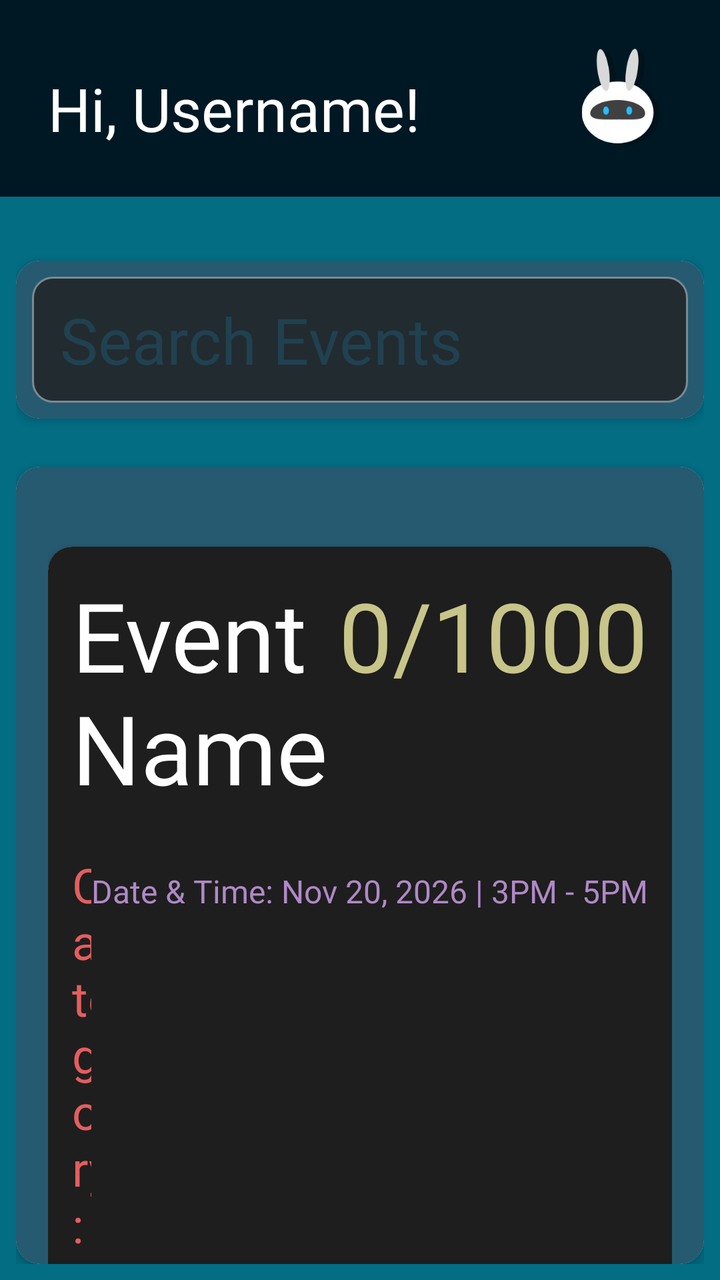
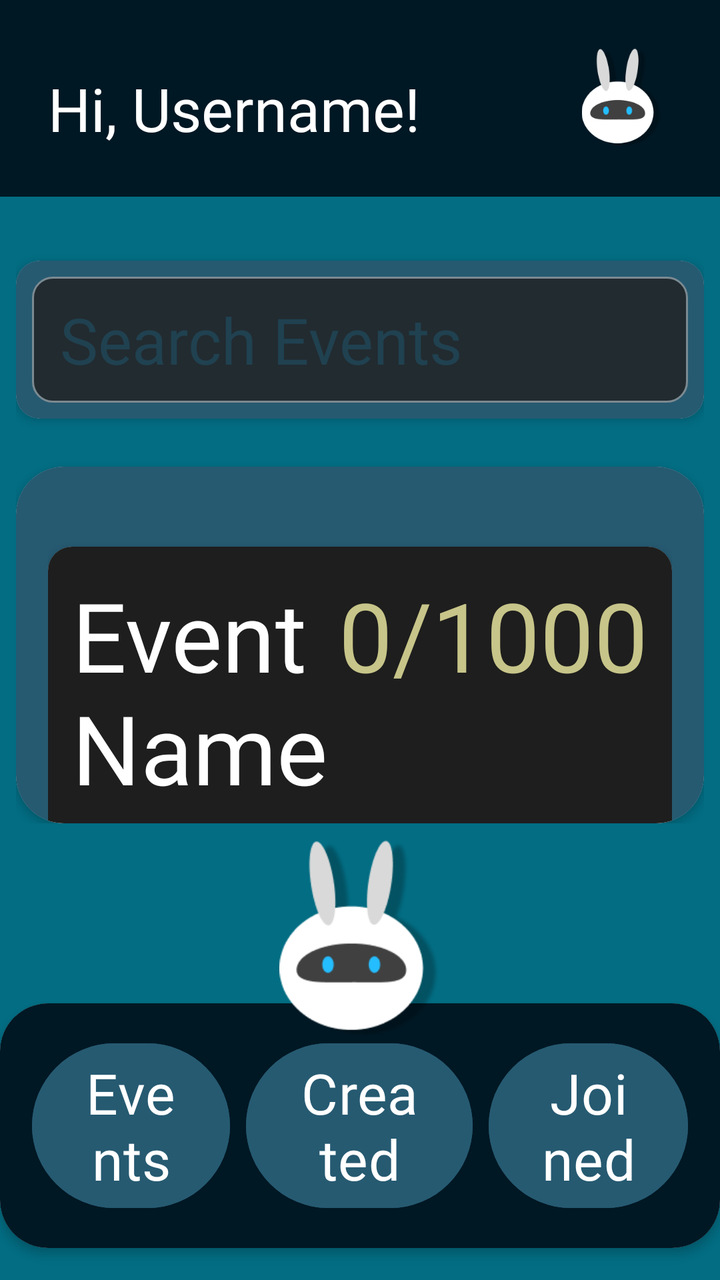

Screens rendered from an Android XML layout before and after an edit, with the pre-edit source and the edit as a unified diff.
<!-- AndroidManifest.xml: application theme Theme.AttendLY -->
<!-- res/layout/activity_main_page.xml -->
<?xml version="1.0" encoding="utf-8"?>
<LinearLayout xmlns:android="http://schemas.android.com/apk/res/android"
    xmlns:app="http://schemas.android.com/apk/res-auto"
    xmlns:tools="http://schemas.android.com/tools"
    android:layout_width="match_parent"
    android:layout_height="match_parent"
    android:background="#026D83"
    android:orientation="vertical"
    >


    <LinearLayout
        android:layout_width="match_parent"
        android:layout_height="wrap_content"
        android:background="#001824"
        android:padding="24dp"
        android:orientation="horizontal"
        >

        <TextView
            android:id="@+id/tvGreetings"
            android:layout_width="wrap_content"
            android:layout_height="wrap_content"
            android:text="Hi, Username!"

            android:textColor="#FFFFFF"
            android:textSize="30sp"
            android:fontFamily="@font/jersey10"
            android:layout_weight="1"
            android:layout_marginTop="10dp"
            >
        </TextView>

        <ImageView
            android:id="@+id/imageView"
            android:layout_width="50dp"
            android:layout_height="50dp"
            app:srcCompat="@drawable/attendly"
            android:clickable="true"
            android:focusable="true"
            />
    </LinearLayout>

    <LinearLayout
        android:layout_width="match_parent"
        android:layout_height="wrap_content"
        android:padding="8dp"
        android:orientation="vertical">

        <androidx.cardview.widget.CardView
            android:layout_width="match_parent"
            android:layout_height="wrap_content"
            app:cardCornerRadius="12dp"
            app:cardElevation="3dp"
            android:layout_marginTop="24dp"
            >


            <LinearLayout
                android:layout_width="match_parent"
                android:layout_height="match_parent"
                android:orientation="horizontal"
                android:background="#265A71"
                android:padding="8dp">

                <EditText
                    android:layout_width="match_parent"
                    android:layout_height="wrap_content"
                    android:background="@drawable/edittext_box"
                    android:fontFamily="@font/jersey10"

                    android:hint="Search Events"
                    android:textColorHint="#204150"
                    android:textSize="32sp">

                </EditText>
            </LinearLayout>
        </androidx.cardview.widget.CardView>

        <androidx.cardview.widget.CardView
            android:layout_width="match_parent"
            android:layout_height="wrap_content"
            app:cardCornerRadius="12dp"
            app:cardElevation="3dp"
            android:layout_marginTop="24dp"
            >

            <LinearLayout
                android:layout_width="match_parent"
                android:layout_height="600dp"
                android:orientation="vertical"
                android:background="#265A71"
                android:padding="16dp">

                
                <androidx.cardview.widget.CardView
                    android:layout_width="match_parent"
                    android:layout_height="wrap_content"
                    app:cardCornerRadius="12dp"
                    app:cardElevation="3dp"
                    android:layout_marginTop="24dp"
                    >

                    <LinearLayout
                        android:layout_width="match_parent"
                        android:layout_height="wrap_content"
                        android:orientation="vertical"
                        android:background="#1E1E1E"
                        android:padding="12dp">

                        <LinearLayout
                            android:layout_width="match_parent"
                            android:layout_height="wrap_content"
                            android:orientation="horizontal"
                            >

                            <TextView
                                android:layout_width="match_parent"
                                android:layout_height="wrap_content"
                                android:text="Event Name"

                                android:textColor="#FFFFFF"
                                android:fontFamily="@font/jersey10"
                                android:textSize="48sp"
                                android:layout_weight="1"
                                >
                            </TextView>

                            <TextView
                                android:layout_width="wrap_content"
                                android:layout_height="wrap_content"
                                android:text="0/1000"

                                android:textColor="#C7C589"
                                android:fontFamily="@font/jersey10"
                                android:textSize="48sp"
                                >
                            </TextView>

                        </LinearLayout>

                        <LinearLayout
                            android:layout_width="match_parent"
                            android:layout_height="wrap_content"
                            android:orientation="horizontal"
                            android:layout_marginTop="20dp">

                            <TextView
                                android:layout_width="wrap_content"
                                android:layout_height="wrap_content"
                                android:text="Category: Sample"

                                android:textSize="24sp"
                                android:textColor="#E35E60"
                                android:fontFamily="@font/jersey10"
                                android:layout_weight="1"
                                >
                            </TextView>

                            <TextView
                                android:layout_width="wrap_content"
                                android:layout_height="wrap_content"
                                android:text="Date &amp; Time: Nov 20, 2026 | 3PM - 5PM"

                                android:textSize="16sp"
                                android:textColor="#B089C7"
                                android:fontFamily="@font/jersey10"
                                >
                            </TextView>

                        </LinearLayout>

                    </LinearLayout>

                </androidx.cardview.widget.CardView>


            </LinearLayout>



        </androidx.cardview.widget.CardView>


    </LinearLayout>


</LinearLayout>
<!-- resources referenced by this layout -->
<resources>
  <!-- drawable attendly: png bitmap (drawable, 11594 bytes) -->
  <!-- drawable edittext_box (drawable) -->
  <?xml version="1.0" encoding="utf-8"?>
  <shape xmlns:android="http://schemas.android.com/apk/res/android"
      android:shape="rectangle">
  
  
      <solid android:color="#222B30" />
      <corners android:radius="10dp" />
  
      <stroke
          android:width="1dp"
          android:color="#7B8A91" />
  
      <padding
          android:left="14dp"
          android:top="10dp"
          android:right="14dp"
          android:bottom="10dp" />
  </shape>
  <style name="Theme.AttendLY" parent="Base.Theme.AttendLY" />
  <style name="Base.Theme.AttendLY" parent="Theme.Material3.DayNight.NoActionBar">
          
          
      </style>
</resources>

<!-- the commit's change to res/layout/activity_main_page.xml (unified diff, before → after) -->
@@ -45,7 +45,9 @@
         android:layout_width="match_parent"
         android:layout_height="wrap_content"
         android:padding="8dp"
-        android:orientation="vertical">
+        android:orientation="vertical"
+        android:layout_weight="1"
+        >
 
         <androidx.cardview.widget.CardView
             android:layout_width="match_parent"
@@ -80,14 +82,14 @@
         <androidx.cardview.widget.CardView
             android:layout_width="match_parent"
             android:layout_height="wrap_content"
-            app:cardCornerRadius="12dp"
+            app:cardCornerRadius="24dp"
             app:cardElevation="3dp"
             android:layout_marginTop="24dp"
             >
 
             <LinearLayout
                 android:layout_width="match_parent"
-                android:layout_height="600dp"
+                android:layout_height="550dp"
                 android:orientation="vertical"
                 android:background="#265A71"
                 android:padding="16dp">
@@ -185,4 +187,82 @@
     </LinearLayout>
 
 
+    <FrameLayout
+        android:layout_width="wrap_content"
+        android:layout_height="wrap_content"
+        android:layout_gravity="center">
+
+        <androidx.cardview.widget.CardView
+            android:layout_width="wrap_content"
+            android:layout_height="wrap_content"
+            app:cardCornerRadius="24dp"
+            app:cardElevation="3dp"
+            android:layout_marginTop="82dp"
+            android:layout_marginBottom="16dp"
+            >
+
+
+
+                <LinearLayout
+                    android:layout_width="match_parent"
+                    android:layout_height="wrap_content"
+                    android:background="#001824"
+                    android:padding="16dp"
+                    android:orientation="horizontal"
+                    >
+
+                    <Button
+                        android:layout_width="wrap_content"
+                        android:layout_height="wrap_content"
+                        android:text="Events"
+
+                        android:textSize="28sp"
+                        android:textColor="#FFFFFF"
+                        android:fontFamily="@font/jersey10"
+
+                        android:backgroundTint="#265A71"
+                        android:layout_weight="1"
+                        android:layout_marginEnd="8dp"
+                        >
+                    </Button>
+
+                    <Button
+                        android:layout_width="wrap_content"
+                        android:layout_height="wrap_content"
+                        android:text="Created"
+
+                        android:textSize="28sp"
+                        android:textColor="#FFFFFF"
+                        android:fontFamily="@font/jersey10"
+
+                        android:backgroundTint="#265A71"
+                        android:layout_weight="1"
+                        android:layout_marginEnd="8dp"
+                        >
+                    </Button>
+
+                    <Button
+                        android:layout_width="wrap_content"
+                        android:layout_height="wrap_content"
+                        android:text="Joined"
+
+                        android:textSize="28sp"
+                        android:textColor="#FFFFFF"
+                        android:fontFamily="@font/jersey10"
+
+                        android:backgroundTint="#265A71"
+                        android:layout_weight="1"
+                        >
+                    </Button>
+                </LinearLayout>
+        </androidx.cardview.widget.CardView>
+
+        <ImageView
+            android:layout_width="100dp"
+            android:layout_height="100dp"
+            android:layout_gravity="top|center_horizontal"
+            android:elevation="10dp"
+            app:srcCompat="@drawable/attendly" />
+    </FrameLayout>
+
 </LinearLayout>
